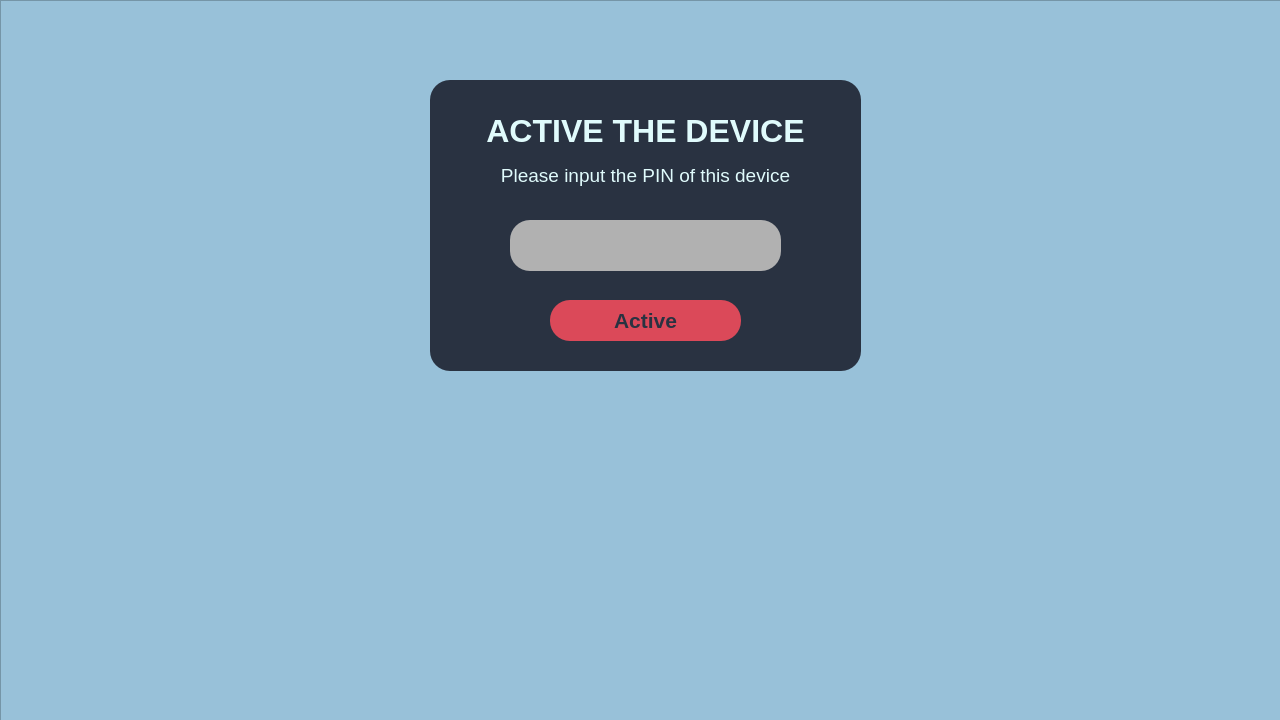
Before: the Qt Designer form device_app/guiModules/ui_files/loginWindow.ui in TKT-inc/low-cost-thermal-camera-device, drawn with Qt 5.
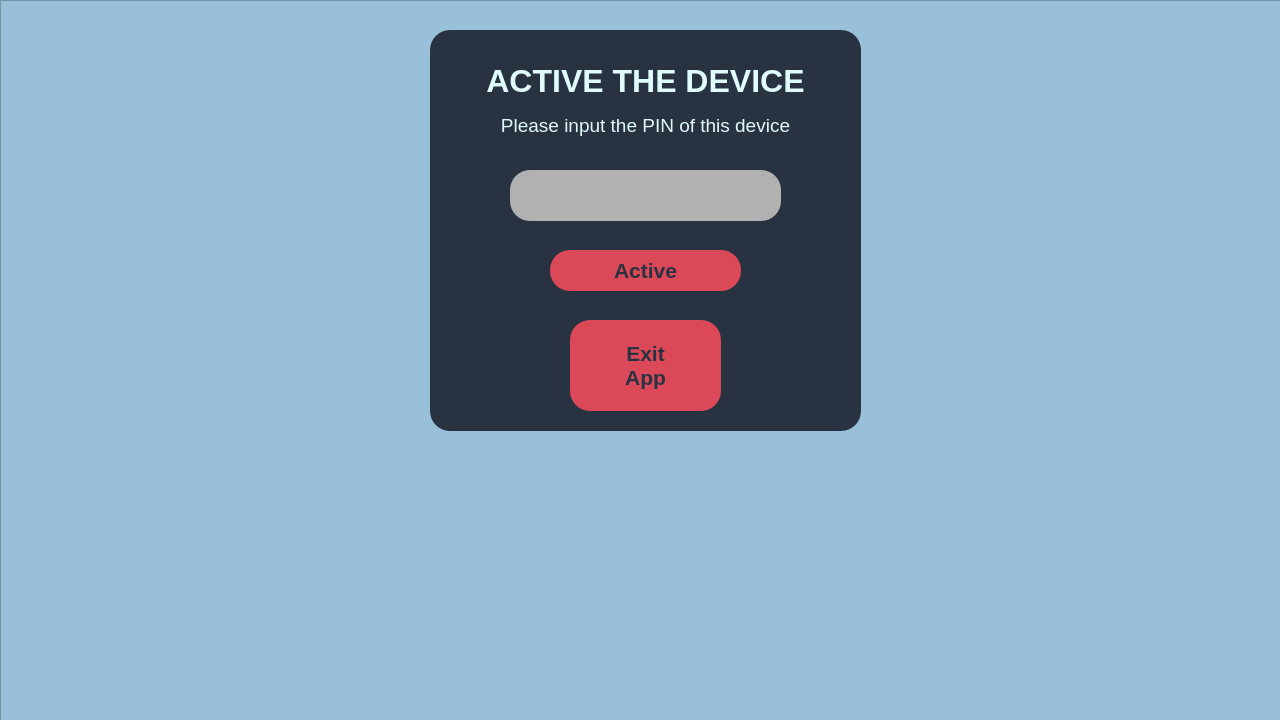
After: the same form once the commit is applied. Icons and pictures are not drawn.

Commit message: add exit app button in login window

The edit to the form file:
```diff
--- a/device_app/guiModules/ui_files/loginWindow.ui
+++ b/device_app/guiModules/ui_files/loginWindow.ui
@@ -63,9 +63,9 @@
      <property name="geometry">
       <rect>
        <x>430</x>
-       <y>80</y>
+       <y>30</y>
        <width>431</width>
-       <height>291</height>
+       <height>401</height>
       </rect>
      </property>
      <property name="styleSheet">
@@ -201,6 +201,57 @@
        </size>
       </property>
      </widget>
+     <widget class="QPushButton" name="active_device_btn_2">
+      <property name="geometry">
+       <rect>
+        <x>140</x>
+        <y>290</y>
+        <width>151</width>
+        <height>91</height>
+       </rect>
+      </property>
+      <property name="minimumSize">
+       <size>
+        <width>150</width>
+        <height>30</height>
+       </size>
+      </property>
+      <property name="font">
+       <font>
+        <family>Segoe UI</family>
+        <pointsize>16</pointsize>
+        <weight>75</weight>
+        <bold>true</bold>
+       </font>
+      </property>
+      <property name="styleSheet">
+       <string notr="true">QPushButton {
+	border-radius: 20px;	
+	background-color: #db4959;
+	color: #293241;
+}
+QPushButton:hover {
+	background-color:#EE6C4D;
+}
+QPushButton:pressed {	
+	background-color: #EE6C4D;
+}</string>
+      </property>
+      <property name="text">
+       <string>Exit
+App</string>
+      </property>
+      <property name="icon">
+       <iconset>
+        <normaloff>../icons/24x24/cil-x.png</normaloff>../icons/24x24/cil-x.png</iconset>
+      </property>
+      <property name="iconSize">
+       <size>
+        <width>24</width>
+        <height>24</height>
+       </size>
+      </property>
+     </widget>
     </widget>
    </widget>
   </widget>
```
The commit also changes 1 other file.
